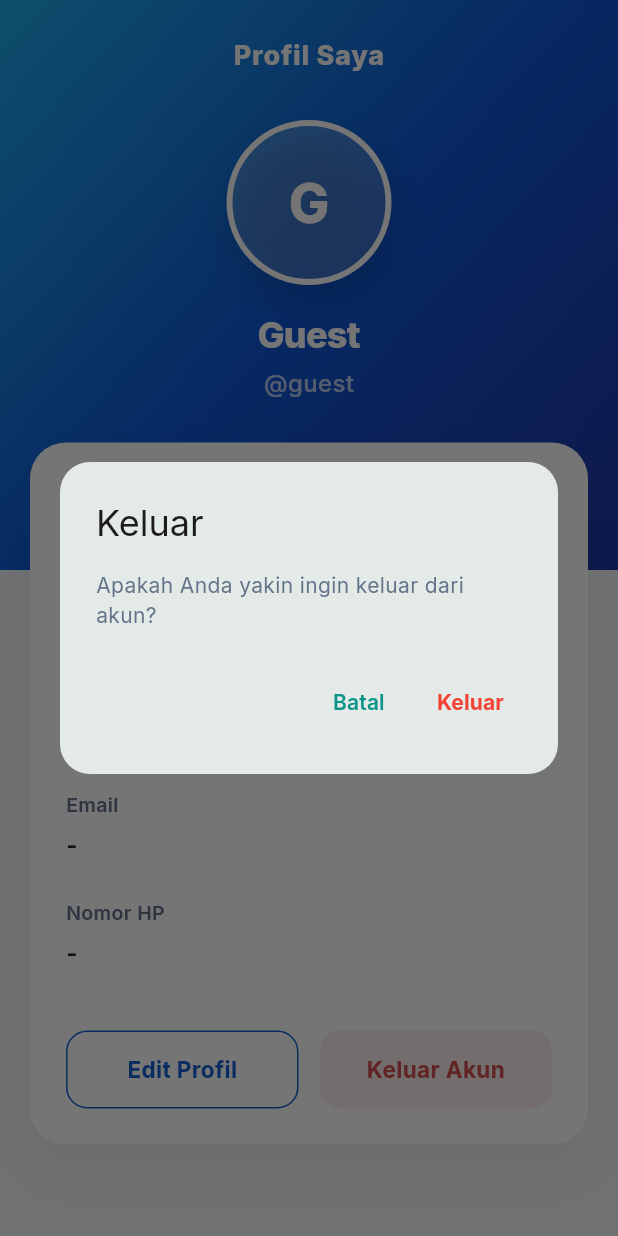
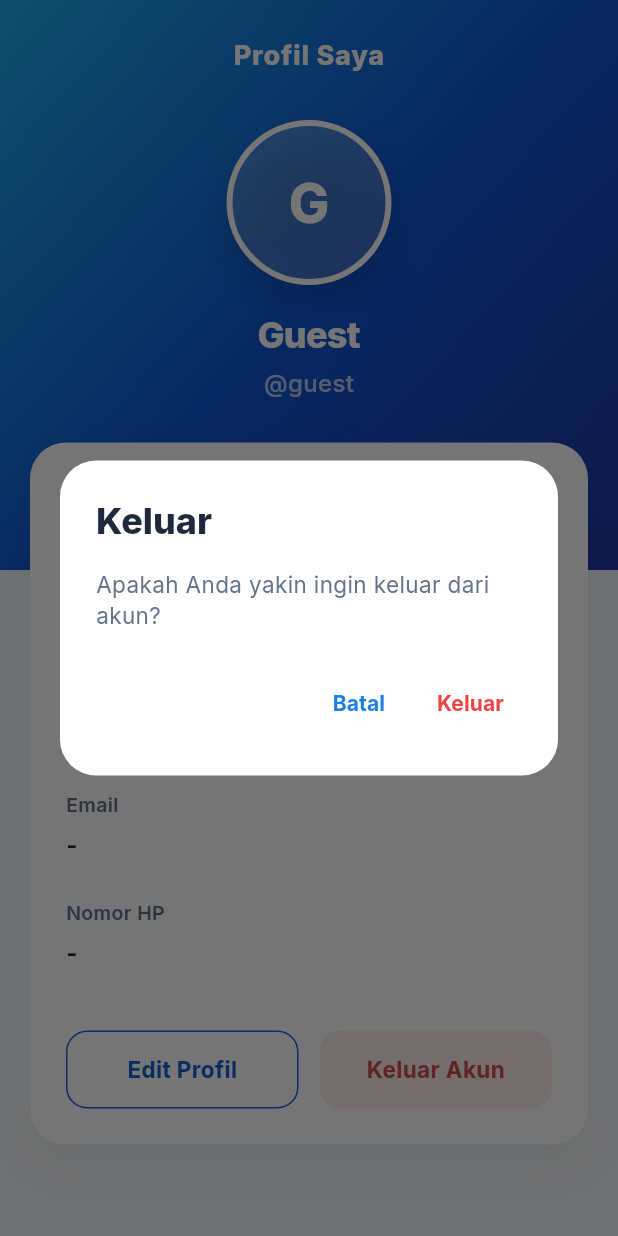
Before and after one commit to ReinaldyDwiAllailKusnadi/app-blud-1-05-2025, a Flutter app: the ProfileScreen screen opened directly, after a tap on "Keluar Akun", on a phone screen of 412 x 824 dp. Run offline on Flutter 3.47's test engine with Material 3 defaults, Android fonts, the phone set to English and light mode, and no system bars; our stand-ins replace cached_network_image, dio, file_picker, flutter_secure_storage, google_fonts, google_sign_in and 2 more; accounts and stored records are empty; network calls fail.

Commit message:
update app 08/05

```diff
--- a/lib/main.dart
+++ b/lib/main.dart
@@ -12,7 +12,7 @@ import 'providers/content_provider.dart';
 import 'providers/event_provider.dart';
 import 'providers/submission_provider.dart';
 import 'core/services/cache_service.dart';
-import 'screens/splash/splash_screen.dart';
+import 'screens/auth/auth_wrapper.dart';
 
 Future<void> main() async {
   WidgetsFlutterBinding.ensureInitialized();
@@ -55,7 +55,7 @@ class BludApp extends StatelessWidget {
       title: 'BLUD Pariwisata',
       debugShowCheckedModeBanner: false,
       theme: AppTheme.lightTheme,
-      home: const SplashScreen(),
+      home: const AuthWrapper(),
     );
   }
 }
--- a/lib/screens/profile/profile_screen.dart
+++ b/lib/screens/profile/profile_screen.dart
@@ -384,17 +384,43 @@ class ProfileScreen extends StatelessWidget {
                     final confirm = await showDialog<bool>(
                       context: context,
                       builder: (context) => AlertDialog(
-                        shape: RoundedRectangleBorder(borderRadius: BorderRadius.circular(20)),
-                        title: const Text('Keluar'),
-                        content: const Text('Apakah Anda yakin ingin keluar dari akun?'),
+                        backgroundColor: Colors.white,
+                        surfaceTintColor: Colors.white,
+                        shape: RoundedRectangleBorder(borderRadius: BorderRadius.circular(24)),
+                        title: Text(
+                          'Keluar',
+                          style: GoogleFonts.inter(
+                            fontWeight: FontWeight.w800,
+                            color: const Color(0xFF1E293B),
+                          ),
+                        ),
+                        content: Text(
+                          'Apakah Anda yakin ingin keluar dari akun?',
+                          style: GoogleFonts.inter(
+                            color: const Color(0xFF64748B),
+                            fontSize: 15,
+                          ),
+                        ),
                         actions: [
                           TextButton(
                             onPressed: () => Navigator.pop(context, false),
-                            child: const Text('Batal'),
+                            child: Text(
+                              'Batal',
+                              style: GoogleFonts.inter(
+                                color: const Color(0xFF1C7EE8),
+                                fontWeight: FontWeight.w700,
+                              ),
+                            ),
                           ),
                           TextButton(
                             onPressed: () => Navigator.pop(context, true),
-                            child: const Text('Keluar', style: TextStyle(color: Colors.red, fontWeight: FontWeight.bold)),
+                            child: Text(
+                              'Keluar',
+                              style: GoogleFonts.inter(
+                                color: const Color(0xFFEF4444),
+                                fontWeight: FontWeight.w700,
+                              ),
+                            ),
                           ),
                         ],
                       ),
--- a/pubspec.yaml
+++ b/pubspec.yaml
@@ -61,9 +61,9 @@ dev_dependencies:
 flutter_launcher_icons:
   android: true
   ios: false
-  image_path: "assets/images/logo_blud.png"
+  image_path: "assets/images/logo_symbol.png"
   adaptive_icon_background: "#FFFFFF"
-  adaptive_icon_foreground: "assets/images/logo_blud.png"
+  adaptive_icon_foreground: "assets/images/logo_symbol.png"
 
 # For information on the generic Dart part of this file, see the
 # following page: https://dart.dev/tools/pub/pubspec
@@ -79,6 +79,7 @@ flutter:
   # To add assets to your application, add an assets section, like this:
   assets:
     - assets/images/logo_blud.png
+    - assets/images/logo_symbol.png
 
   # An image asset can refer to one or more resolution-specific "variants", see
   # https://flutter.dev/to/resolution-aware-images
```
Also changed, not shown: lib/screens/auth/auth_wrapper.dart (added, +61 -0 lines), assets/images/logo_symbol.png (added), 12 other files.
